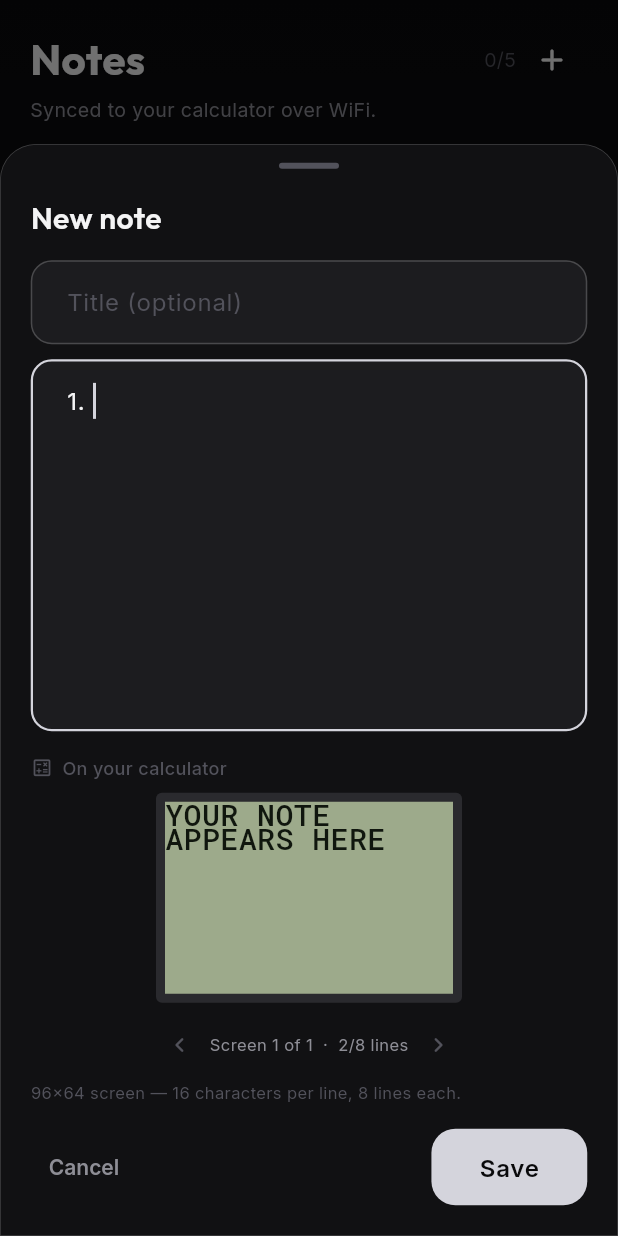
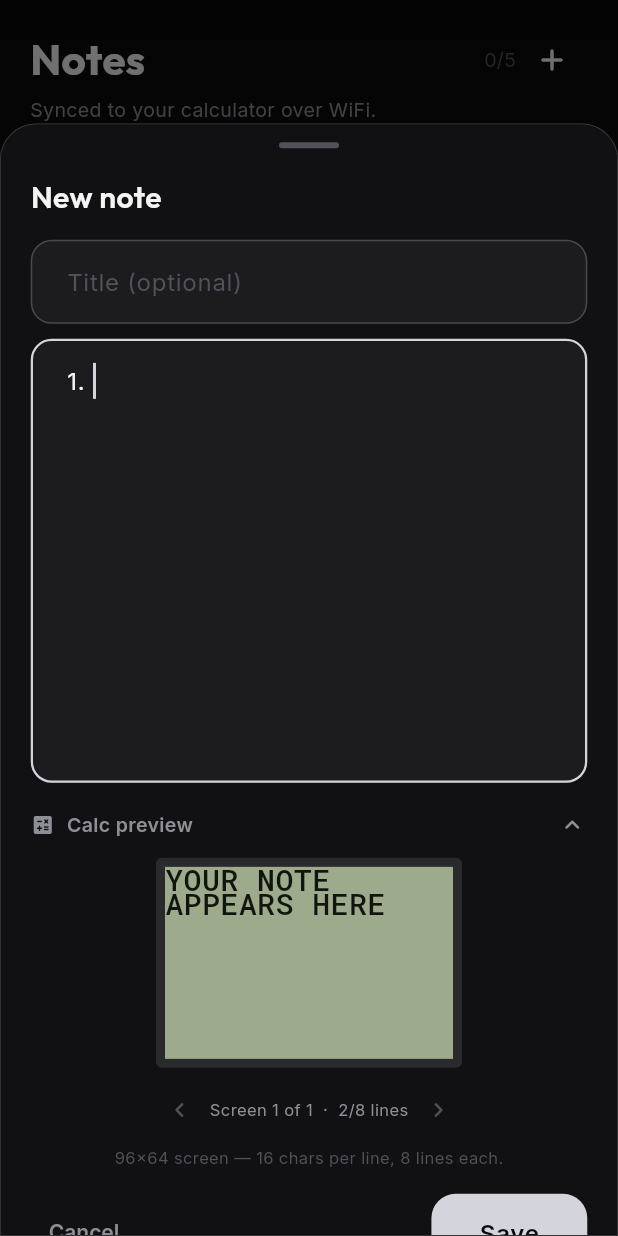
Before and after one commit to ceeazer1/calcai-app, a Flutter app: the NotesScreen widget shown alone on an empty page, opened directly, after a tap on the "add" icon, on a phone screen of 412 x 824 dp. Run offline on Flutter 3.47's test engine with Material 3 defaults, Android fonts, the phone set to English and light mode, and no system bars; our stand-ins replace flutter_blue_plus, flutter_secure_storage, google_fonts, google_sign_in, package_info_plus, shared_preferences and 1 more; accounts and stored records are empty.

Commit message:
feat: collapsible "Calc preview" + roomier note body
- Rename the preview header from "On your calculator" to "Calc preview" with
  a calculator icon.
- Make it a collapsible section: tap the header to show/hide, chevron rotates,
  and the choice is remembered across editor opens (even on cancel).
- Body field grows again: 9-14 lines -> 11-16.

Co-Authored-By: Claude Opus 4.8 <noreply@anthropic.com>

```diff
--- a/lib/screens/notes_screen.dart
+++ b/lib/screens/notes_screen.dart
@@ -25,6 +25,10 @@ class _NotesScreenState extends State<NotesScreen> {
   bool _loading = true;
   bool _saving = false;
   String? _error;
+
+  /// Whether the calculator preview is expanded in the editor. Remembered
+  /// across opens so the choice sticks.
+  bool _previewExpanded = true;
 
   @override
   void initState() {
@@ -160,6 +164,8 @@ class _NotesScreenState extends State<NotesScreen> {
     bodyCtrl.selection =
         TextSelection.collapsed(offset: bodyCtrl.text.length);
     _attachAutoNumbering(bodyCtrl);
+    // Whether the calculator preview is expanded, remembered for this session.
+    final showPreview = ValueNotifier<bool>(_previewExpanded);
 
     final saved = await showModalBottomSheet<bool>(
       context: context,
@@ -227,8 +233,8 @@ class _NotesScreenState extends State<NotesScreen> {
                   TextField(
                     controller: bodyCtrl,
                     autofocus: isNew,
-                    maxLines: 14,
-                    minLines: 9,
+                    maxLines: 16,
+                    minLines: 11,
                     keyboardType: TextInputType.multiline,
                     textCapitalization: TextCapitalization.sentences,
                     style: GoogleFonts.inter(color: AppColors.textPrimary),
@@ -244,31 +250,59 @@ class _NotesScreenState extends State<NotesScreen> {
                       ),
                     ),
                   ),
-                  const SizedBox(height: 16),
+                  const SizedBox(height: 14),
 
-                  // ── Live 1:1 TI-84 Plus screen preview ──────────
-                  Row(
+                  // ── Collapsible 1:1 TI-84 Plus screen preview ──────
+                  ValueListenableBuilder<bool>(
+                    valueListenable: showPreview,
+                    builder: (_, expanded, __) => Column(
+                      crossAxisAlignment: CrossAxisAlignment.start,
                       children: [
-                      const Icon(Icons.calculate_outlined,
-                          size: 15, color: AppColors.textTertiary),
-                      const SizedBox(width: 6),
+                        InkWell(
+                          onTap: () => showPreview.value = !expanded,
+                          borderRadius: BorderRadius.circular(8),
+                          child: Padding(
+                            padding: const EdgeInsets.symmetric(vertical: 4),
+                            child: Row(
+                              children: [
+                                const Icon(Icons.calculate_rounded,
+                                    size: 16, color: AppColors.textSecondary),
+                                const SizedBox(width: 8),
                                 Text(
-                        'On your calculator',
+                                  'Calc preview',
                                   style: GoogleFonts.inter(
-                          fontSize: 12,
-                          fontWeight: FontWeight.w500,
-                          color: AppColors.textTertiary,
+                                    fontSize: 13,
+                                    fontWeight: FontWeight.w600,
+                                    color: AppColors.textSecondary,
+                                  ),
+                                ),
+                                const Spacer(),
+                                AnimatedRotation(
+                                  turns: expanded ? 0.5 : 0.0,
+                                  duration: const Duration(milliseconds: 200),
+                                  child: const Icon(
+                                    Icons.keyboard_arrow_down_rounded,
+                                    size: 20,
+                                    color: AppColors.textSecondary,
                                   ),
                                 ),
                               ],
                             ),
+                          ),
+                        ),
+                        AnimatedSize(
+                          duration: const Duration(milliseconds: 200),
+                          curve: Curves.easeOut,
+                          alignment: Alignment.topCenter,
+                          child: expanded
+                              ? Column(
+                                  children: [
                                     const SizedBox(height: 8),
                                     Center(
-                    child: ValueListenableBuilder<TextEditingValue>(
+                                      child: ValueListenableBuilder<
+                                          TextEditingValue>(
                                         valueListenable: bodyCtrl,
                                         builder: (_, value, __) => Ti84Pager(
-                        // Scale 2 (192x128) keeps the Save button reachable
-                        // without scrolling on short screens.
                                           scale: 2,
                                           text: _isBlankBody(value.text)
                                               ? 'YOUR NOTE APPEARS HERE'
@@ -278,10 +312,18 @@ class _NotesScreenState extends State<NotesScreen> {
                                     ),
                                     const SizedBox(height: 4),
                                     Text(
-                    '96x64 screen — 16 characters per line, 8 lines each.',
+                                      '96x64 screen — 16 chars per line, '
+                                      '8 lines each.',
                                       style: GoogleFonts.inter(
                                         fontSize: 11,
                                         color: AppColors.textTertiary,
+                                      ),
+                                    ),
+                                  ],
+                                )
+                              : const SizedBox(width: double.infinity),
+                        ),
+                      ],
                     ),
                   ),
                   const SizedBox(height: 16),
@@ -313,6 +355,9 @@ class _NotesScreenState extends State<NotesScreen> {
         ),
       ),
     );
+
+    // Remember the preview choice even if the user cancelled.
+    _previewExpanded = showPreview.value;
 
     if (saved != true || !mounted) return;
     final body = bodyCtrl.text.trimRight();
```
Lines whose indentation alone changed are shown as unchanged.
